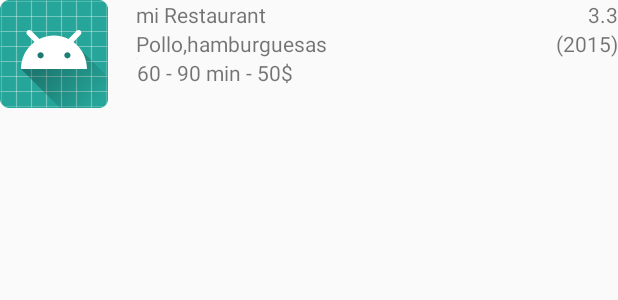
After one commit to taller-desarrollo-proyectos-2/como-hoy-app, an Android app: the layout restourant.xml on its own in the app's theme, with its tools: preview values and no code run, on a phone screen of 412 x 824 dp. The commit adds this screen. Shown: the top 300 px of the screen. Run offline under Robolectric (Android 15) with nearby library versions, the phone set to English and light mode, and no system bars.

Commit message:
Uploading spanish context -  New layout for restaurants.

```diff
--- /dev/null
+++ b/app/src/main/res/layout/restourant.xml
@@ -0,0 +1,106 @@
+<?xml version="1.0" encoding="utf-8"?>
+<LinearLayout xmlns:android="http://schemas.android.com/apk/res/android"
+    android:orientation="horizontal"
+    android:layout_width="match_parent"
+    android:layout_height="wrap_content">
+    <LinearLayout xmlns:android="http://schemas.android.com/apk/res/android"
+        android:orientation="vertical"
+        android:layout_width="wrap_content"
+        android:layout_weight="1"
+        android:layout_height="wrap_content"
+        android:layout_gravity="left">
+        <ImageView
+            android:id="@+id/imagenRestaurant"
+            android:layout_width="wrap_content"
+            android:layout_height="wrap_content"
+            android:src="@mipmap/ic_launcher" />
+    </LinearLayout>
+    <LinearLayout xmlns:android="http://schemas.android.com/apk/res/android"
+        android:orientation="vertical"
+        android:layout_weight="8"
+        android:layout_width="wrap_content"
+        android:layout_height="wrap_content"
+        android:layout_gravity="right">
+        <LinearLayout xmlns:android="http://schemas.android.com/apk/res/android"
+            android:orientation="horizontal"
+            android:layout_width="fill_parent"
+            android:layout_height="wrap_content">
+            <TextView
+                android:id="@+id/nombreRestaurant"
+                android:layout_height="wrap_content"
+                android:layout_width="wrap_content"
+                android:layout_gravity="left"
+                android:text="mi Restaurant" />
+            <TextView
+                android:id="@+id/puntajeRestaurant"
+                android:layout_height="wrap_content"
+                android:layout_width="fill_parent"
+                android:gravity="right"
+                android:text="3.3" />
+        </LinearLayout>
+        <LinearLayout xmlns:android="http://schemas.android.com/apk/res/android"
+            android:orientation="horizontal"
+            android:layout_width="fill_parent"
+            android:layout_height="wrap_content">
+            <TextView
+                android:id="@+id/descripcionRestaurant"
+                android:layout_height="wrap_content"
+                android:layout_width="wrap_content"
+                android:layout_gravity="left"
+                android:text="Pollo,hamburguesas" />
+            <TextView
+                android:id="@+id/cantPedidosRestaurant"
+                android:layout_height="wrap_content"
+                android:layout_width="fill_parent"
+                android:gravity="right"
+                android:text="(2015)" />
+        </LinearLayout>
+        <LinearLayout xmlns:android="http://schemas.android.com/apk/res/android"
+            android:orientation="horizontal"
+            android:layout_width="fill_parent"
+            android:layout_height="wrap_content">
+
+
+
+        </LinearLayout>
+        <LinearLayout xmlns:android="http://schemas.android.com/apk/res/android"
+            android:orientation="horizontal"
+            android:layout_width="fill_parent"
+            android:layout_height="wrap_content">
+
+            <!--View
+                android:layout_width="fill_parent"
+                android:layout_height="1dp"
+                android:background="#000000" /-->
+            <!--View
+                android:layout_width="match_parent"
+                android:layout_height="2dip"
+                android:background="#FF00FF00" /-->
+            <ImageView
+                android:layout_gravity="center_horizontal"
+                android:layout_height="wrap_content"
+                android:layout_width="wrap_content"
+                android:src="@android:drawable/divider_horizontal_bright" />
+
+            <TextView
+                android:id="@+id/tiempoEnvioRestaurant"
+                android:layout_height="wrap_content"
+                android:layout_width="wrap_content"
+                android:layout_gravity="left"
+                android:text="60 - 90 min" />
+            <TextView
+                android:id="@+id/PuntoRestaurant"
+                android:layout_height="wrap_content"
+                android:layout_width="wrap_content"
+                android:layout_gravity="left"
+                android:text=" - " />
+            <TextView
+                android:id="@+id/costoEnvioRestaurant"
+                android:layout_height="wrap_content"
+                android:layout_width="wrap_content"
+                android:layout_gravity="left"
+                android:text="50$" />
+        </LinearLayout>
+    </LinearLayout>
+
+</LinearLayout>
--- a/app/src/main/res/values/strings.xml
+++ b/app/src/main/res/values/strings.xml
@@ -5,14 +5,14 @@
     <string name="fb_login_protocol_scheme">fb176293456503920</string>
 
     <!-- Strings related to login -->
-    <string name="prompt_email">Email</string>
-    <string name="prompt_password">Password (optional)</string>
-    <string name="action_sign_in">Sign in or register</string>
-    <string name="action_sign_in_short">Sign in</string>
-    <string name="error_invalid_email">This email address is invalid</string>
-    <string name="error_invalid_password">This password is too short</string>
-    <string name="error_incorrect_password">This password is incorrect</string>
-    <string name="error_field_required">This field is required</string>
+    <string name="prompt_email">Usuario</string>
+    <string name="prompt_password">Contraseña</string>
+    <string name="action_sign_in">Ingres o registrese</string>
+    <string name="action_sign_in_short">Ingresar</string>
+    <string name="error_invalid_email">Usuario invalido</string>
+    <string name="error_invalid_password">La constraseña es muy corta</string>
+    <string name="error_incorrect_password">Contraseña incorrecta</string>
+    <string name="error_field_required">Este campo es obligatorio</string>
     <string name="permission_rationale">"Contacts permissions are needed for providing email
         completions."
     </string>
```
Also changed, not shown: app/src/main/res/drawable-v24/ic_remove_black_18dp.png (added).
